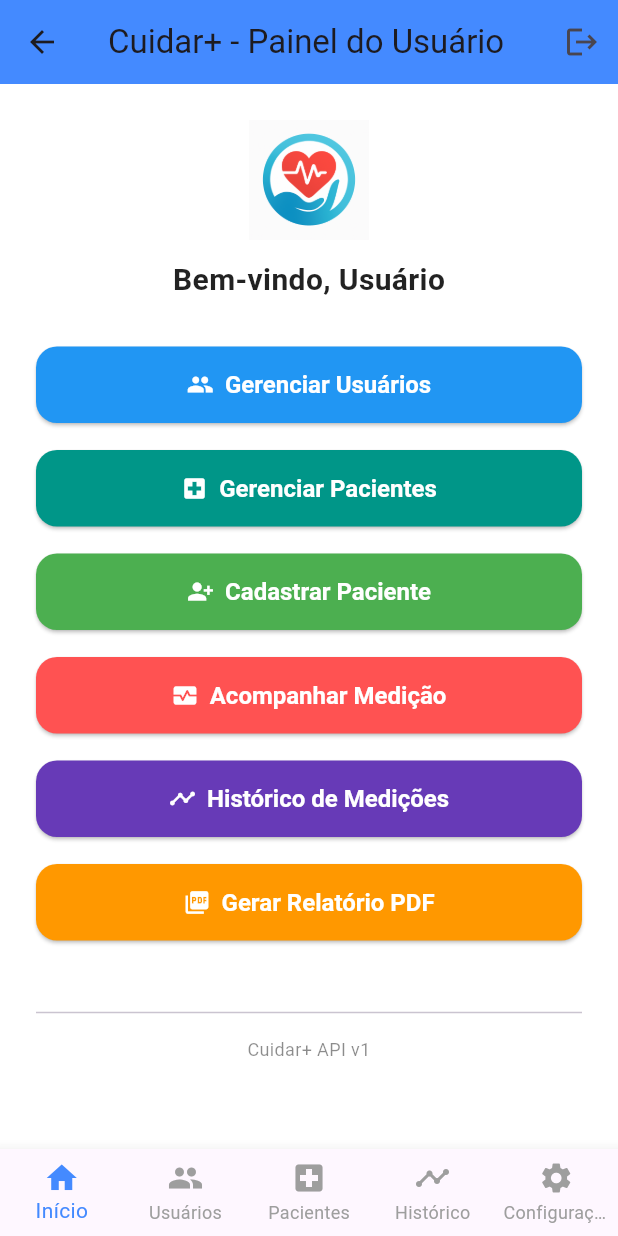
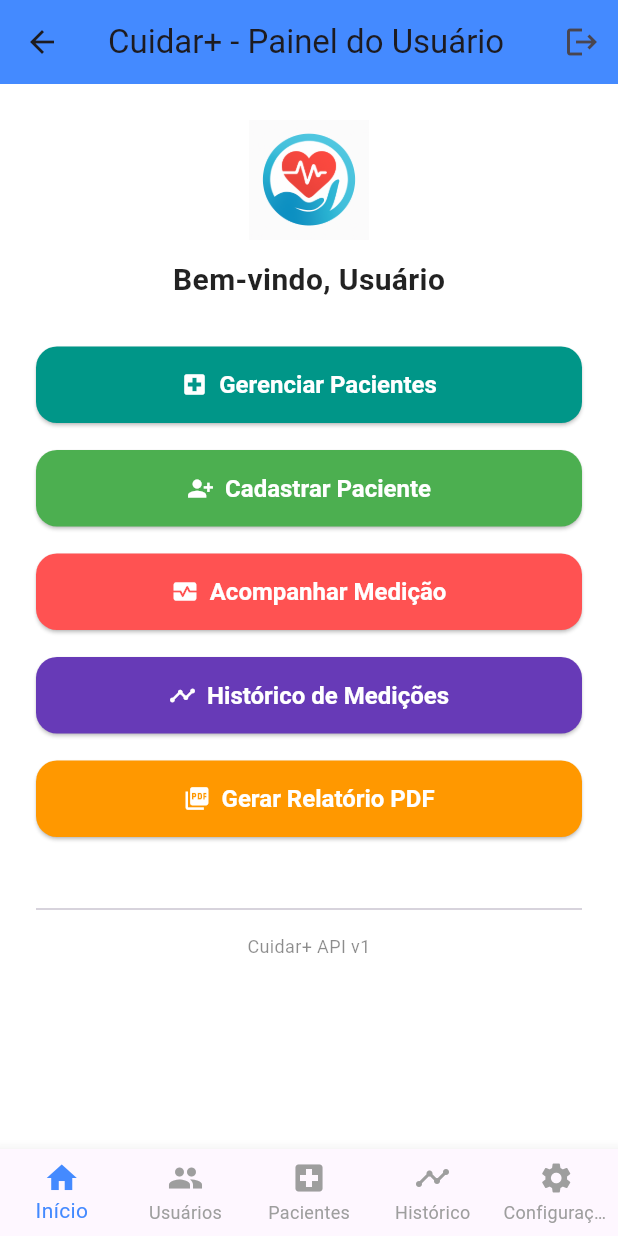
Before and after one commit to 70br/oxycare_app, a Flutter app: the HomePage screen opened by its route, on a phone screen of 412 x 824 dp. Run offline on Flutter 3.47's test engine with Material 3 defaults, Android fonts, the phone set to English and light mode, and no system bars; our stand-ins replace fl_chart, flutter_blue_plus, open_file, permission_handler, shared_preferences, syncfusion_flutter_charts; accounts and stored records are empty.

Commit message:
fix: remove 'Gerenciar Usuarios' menu

```diff
--- a/lib/home_page.dart
+++ b/lib/home_page.dart
@@ -148,14 +148,6 @@ class _HomePageState extends State<HomePage> {
               const SizedBox(height: 30),
 
               ElevatedButton.icon(
-                onPressed: () => Navigator.pushNamed(context, '/listar_usuarios'),
-                icon: const Icon(Icons.group),
-                label: const Text('Gerenciar Usuários'),
-                style: _estiloBotao(Colors.blue),
-              ),
-              const SizedBox(height: 18),
-
-              ElevatedButton.icon(
                 onPressed: () => Navigator.pushNamed(context, '/listar_pacientes'),
                 icon: const Icon(Icons.local_hospital),
                 label: const Text('Gerenciar Pacientes'),
```
